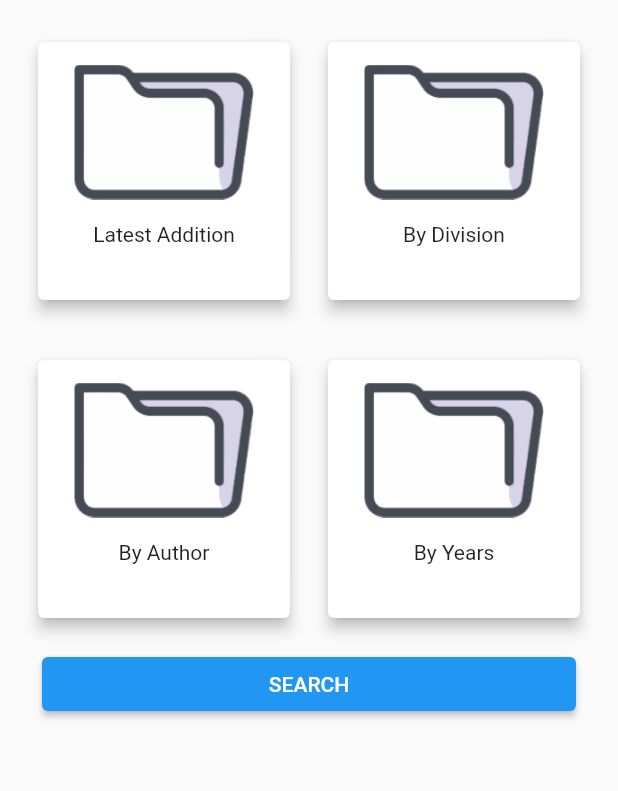
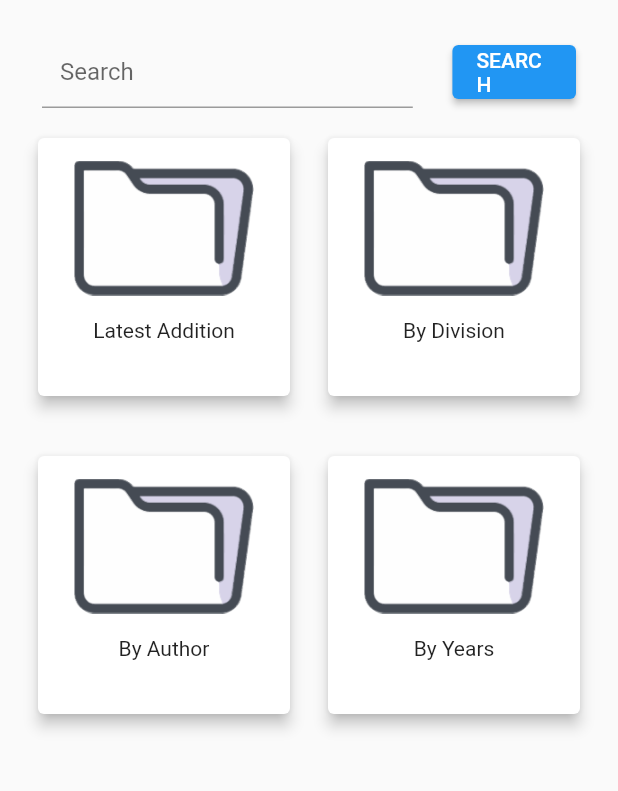
Before and after one commit to marinabrook/e-repo, a Flutter app: the screen it shows after launch, on a phone screen of 412 x 824 dp, the part 186-977 px from its top. Run offline on Flutter 3.47's test engine with Material 2 defaults, Android fonts, the phone set to English and light mode, and no system bars; our stand-ins replace flutter_linkify, get; missing offline and left inert: draggable_scrollbar.

Commit message:
search setengah jalan, favorite blm

```diff
--- a/lib/app/modules/about/views/about_view.dart
+++ b/lib/app/modules/about/views/about_view.dart
@@ -61,7 +61,9 @@ class AboutView extends GetView<AboutController> {
             title: Text('FAQ'),
           ),
           ListTile(
-            onTap: () {},
+            onTap: () {
+              Get.offNamed(Routes.PENCARIAN);
+            },
             leading: Icon(Icons.search_outlined),
             title: Text('Browse'),
           ),
--- a/lib/app/modules/faq/views/faq_view.dart
+++ b/lib/app/modules/faq/views/faq_view.dart
@@ -62,7 +62,9 @@ class FaqView extends GetView<FaqController> {
             title: Text('FAQ'),
           ),
           ListTile(
-            onTap: () {},
+            onTap: () {
+              Get.offNamed(Routes.PENCARIAN);
+            },
             leading: Icon(Icons.search_outlined),
             title: Text('Browse'),
           ),
--- a/lib/app/modules/folder/views/folder_view.dart
+++ b/lib/app/modules/folder/views/folder_view.dart
@@ -61,7 +61,9 @@ class FolderView extends GetView<FolderController> {
             title: Text('FAQ'),
           ),
           ListTile(
-            onTap: () {},
+            onTap: () {
+              Get.toNamed(Routes.PENCARIAN);
+            },
             leading: Icon(Icons.search_outlined),
             title: Text('Browse'),
           ),
--- a/lib/app/modules/home/controllers/home_controller.dart
+++ b/lib/app/modules/home/controllers/home_controller.dart
@@ -1,8 +1,11 @@
+import 'package:flutter/material.dart';
 import 'package:get/get.dart';
+import 'package:repository_mobile_unsoed/app/routes/app_pages.dart';
 
 
 class HomeController extends GetxController {
-
+  final searchFormKey = GlobalKey<FormState>();
+  final searchController = TextEditingController();
 
 
 
@@ -19,5 +22,14 @@ class HomeController extends GetxController {
 
   @override
   void onClose() {}
+
+  void search() {
+    if (searchFormKey.currentState!.validate()) {
+      print(searchController.text);
+      Get.toNamed(Routes.PENCARIAN);
+      searchController.clear();
+    }
+  }
+
   void increment() => count.value++;
 }
--- a/lib/app/modules/home/views/home_view.dart
+++ b/lib/app/modules/home/views/home_view.dart
@@ -27,7 +27,9 @@ class HomeView extends GetView<HomeController> {
   ];
   @override
   Widget build(BuildContext context) {
-    return Scaffold(
+    return GestureDetector(
+      onTap: () => FocusManager.instance.primaryFocus?.unfocus(),
+      child: Scaffold(
         appBar: AppBar(
           title: Text('REPOSITORY UNSOED'),
           centerTitle: true,
@@ -75,7 +77,9 @@ class HomeView extends GetView<HomeController> {
               title: Text('FAQ'),
             ),
             ListTile(
-            onTap: () {},
+              onTap: () {
+                Get.toNamed(Routes.PENCARIAN);
+              },
               leading: Icon(Icons.search_outlined),
               title: Text('Browse'),
             ),
@@ -102,6 +106,60 @@ class HomeView extends GetView<HomeController> {
             ),
             SizedBox(
               height: 24,
+            ),
+            Container(
+              padding: EdgeInsets.symmetric(horizontal: 24),
+              child: Form(
+                key: controller.searchFormKey,
+                child: Row(
+                  mainAxisAlignment: MainAxisAlignment.spaceBetween,
+                  crossAxisAlignment: CrossAxisAlignment.center,
+                  children: [
+                    Container(
+                      width: MediaQuery.of(context).size.width * 0.6,
+                      child: TextFormField(
+                        controller: controller.searchController,
+                        validator: (value) {
+                          if (value == null || value.isEmpty) {
+                            return 'Kamu harus mengisi setidaknya satu kata';
+                          }
+                          return null;
+                        },
+                        decoration: InputDecoration(
+                          labelText: 'Search',
+                          focusedBorder: OutlineInputBorder(
+                            borderRadius: BorderRadius.circular(5),
+                            borderSide: BorderSide(
+                              color: Colors.blue,
+                              width: 1.0,
+                            ),
+                          ),
+                          focusedErrorBorder: OutlineInputBorder(
+                            borderRadius: BorderRadius.circular(5),
+                            borderSide: BorderSide(
+                              color: Colors.red,
+                              width: 1.0,
+                            ),
+                          ),
+                          contentPadding: EdgeInsets.symmetric(horizontal: 12)
+                        ),
+                      ),
+                    ),
+                    Container(
+                      width: MediaQuery.of(context).size.width * 0.2,
+                      child: ElevatedButton(
+                        onPressed: () {
+                          controller.search();
+                        },
+                        child: Text("SEARCH"),
+                      ),
+                    ),
+                  ],
+                ),
+              ),
+            ),
+            SizedBox(
+              height: 16,
             ),
             Container(
               height: 180,
@@ -257,9 +315,7 @@ class HomeView extends GetView<HomeController> {
             SizedBox(
               height: 16,
             ),
-          Container(
-            padding: EdgeInsets.symmetric(horizontal: 24),
-              child: ElevatedButton(onPressed: () {}, child: Text("SEARCH"))),
+
             // SizedBox(height: 12,),
             // Container(
             //   margin: EdgeInsets.only(left: 4),
@@ -302,6 +358,7 @@ class HomeView extends GetView<HomeController> {
             // ),
           ],
         ),
+      ),
     );
   }
 }
--- a/lib/app/modules/petunjuk/views/petunjuk_view.dart
+++ b/lib/app/modules/petunjuk/views/petunjuk_view.dart
@@ -64,7 +64,9 @@ class PetunjukView extends GetView<PetunjukController> {
             title: Text('FAQ'),
           ),
           ListTile(
-            onTap: () {},
+            onTap: () {
+              Get.offNamed(Routes.PENCARIAN);
+            },
             leading: Icon(Icons.search_outlined),
             title: Text('Browse'),
           ),
--- a/lib/app/routes/app_pages.dart
+++ b/lib/app/routes/app_pages.dart
@@ -12,6 +12,8 @@ import 'package:repository_mobile_unsoed/app/modules/karyailmiah/bindings/karyai
 import 'package:repository_mobile_unsoed/app/modules/karyailmiah/views/karyailmiah_view.dart';
 import 'package:repository_mobile_unsoed/app/modules/listkaryailmiah/bindings/listkaryailmiah_binding.dart';
 import 'package:repository_mobile_unsoed/app/modules/listkaryailmiah/views/listkaryailmiah_view.dart';
+import 'package:repository_mobile_unsoed/app/modules/pencarian/bindings/pencarian_binding.dart';
+import 'package:repository_mobile_unsoed/app/modules/pencarian/views/pencarian_view.dart';
 import 'package:repository_mobile_unsoed/app/modules/petunjuk/bindings/petunjuk_binding.dart';
 import 'package:repository_mobile_unsoed/app/modules/petunjuk/views/petunjuk_view.dart';
 
@@ -58,5 +60,10 @@ class AppPages {
       page: () => FolderView(),
       binding: FolderBinding(),
     ),
+    GetPage(
+      name: _Paths.PENCARIAN,
+      page: () => PencarianView(),
+      binding: PencarianBinding(),
+    ),
   ];
 }
--- a/lib/app/routes/app_routes.dart
+++ b/lib/app/routes/app_routes.dart
@@ -11,6 +11,7 @@ abstract class Routes {
   static const KARYAILMIAH = _Paths.KARYAILMIAH;
   static const LISTKARYAILMIAH = _Paths.LISTKARYAILMIAH;
   static const FOLDER = _Paths.FOLDER;
+  static const PENCARIAN = _Paths.PENCARIAN;
 }
 
 abstract class _Paths {
@@ -21,4 +22,5 @@ abstract class _Paths {
   static const KARYAILMIAH = '/karyailmiah';
   static const LISTKARYAILMIAH = '/listkaryailmiah';
   static const FOLDER = '/folder';
+  static const PENCARIAN = '/pencarian';
 }
```
Also changed, not shown: lib/app/modules/listkaryailmiah/controllers/listkaryailmiah_controller.dart (+11 -11 lines), lib/app/modules/listkaryailmiah/views/listkaryailmiah_view.dart (+15 -2 lines), lib/app/modules/pencarian/bindings/pencarian_binding.dart (added, +12 -0 lines), lib/app/modules/pencarian/controllers/pencarian_controller.dart (added, +20 -0 lines), lib/app/modules/pencarian/views/pencarian_view.dart (added, +144 -0 lines). Lines whose indentation alone changed are shown as unchanged.
